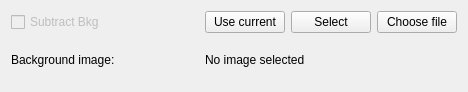
Qt form lavuelib/ui/BkgSubtractionWidget.ui (syncope/lavue) before a commit.
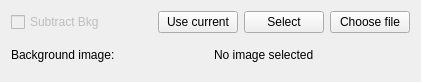
The same form after that commit.

The edit to the form file:
```diff
--- a/lavuelib/ui/BkgSubtractionWidget.ui
+++ b/lavuelib/ui/BkgSubtractionWidget.ui
@@ -6,17 +6,19 @@
    <rect>
     <x>0</x>
     <y>0</y>
-    <width>468</width>
-    <height>92</height>
+    <width>421</width>
+    <height>82</height>
    </rect>
   </property>
   <property name="windowTitle">
    <string>Form</string>
   </property>
-  <layout class="QGridLayout" name="gridLayout_2">
-   <item row="0" column="0">
     <layout class="QGridLayout" name="gridLayout">
      <item row="0" column="0">
+    <layout class="QVBoxLayout" name="verticalLayout">
+     <item>
+      <layout class="QHBoxLayout" name="horizontalLayout_3">
+       <item>
       <widget class="QCheckBox" name="applyBkgCheckBox">
        <property name="enabled">
         <bool>false</bool>
@@ -32,7 +34,7 @@
        </property>
       </widget>
      </item>
-     <item row="0" column="1">
+       <item>
       <layout class="QHBoxLayout" name="horizontalLayout">
        <item>
         <widget class="QPushButton" name="selectCurrentPushButton">
@@ -66,7 +68,11 @@
        </item>
       </layout>
      </item>
-     <item row="1" column="0">
+      </layout>
+     </item>
+     <item>
+      <layout class="QHBoxLayout" name="horizontalLayout_2">
+       <item>
       <widget class="QLabel" name="label">
        <property name="toolTip">
         <string>background substraction image file name</string>
@@ -76,7 +82,7 @@
        </property>
       </widget>
      </item>
-     <item row="1" column="1">
+       <item>
       <widget class="QLabel" name="fileLabel">
        <property name="toolTip">
         <string>background substraction image file name</string>
@@ -85,6 +91,8 @@
         <string>No image selected</string>
        </property>
       </widget>
+       </item>
+      </layout>
      </item>
     </layout>
    </item>
```
Lines whose indentation alone changed are shown as unchanged.
